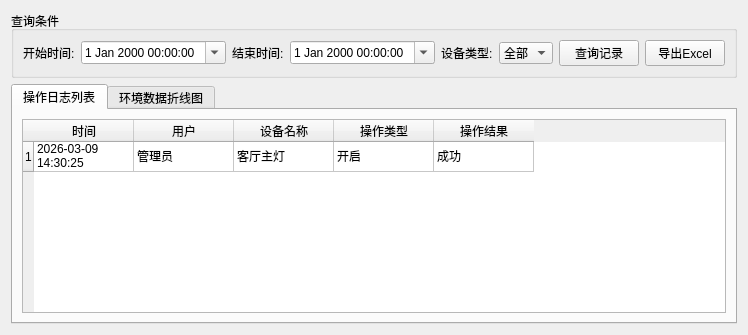
First picture: the form in ui/historywidget.ui, repository pot-oie/SmartHome, before the edit.
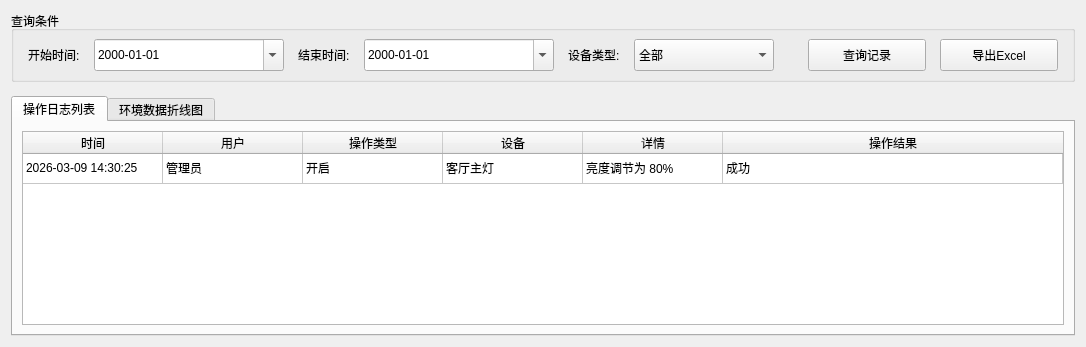
Second picture: the form after the edit.

Diff of the .ui file:
```diff
--- a/ui/historywidget.ui
+++ b/ui/historywidget.ui
@@ -3,11 +3,29 @@
  <class>HistoryWidget</class>
  <widget class="QWidget" name="HistoryWidget">
   <layout class="QVBoxLayout" name="verticalLayout">
+     <property name="spacing">
+        <number>14</number>
+     </property>
    <item>
     <widget class="QGroupBox" name="groupBox_filter">
      <property name="title"><string>查询条件</string></property>
-     <property name="maximumSize"><size><width>16777215</width><height>100</height></size></property>
-     <layout class="QHBoxLayout" name="horizontalLayout">
+     <property name="maximumSize"><size><width>16777215</width><height>84</height></size></property>
+         <layout class="QHBoxLayout" name="horizontalLayout">
+            <property name="leftMargin">
+         <number>14</number>
+            </property>
+            <property name="topMargin">
+         <number>8</number>
+            </property>
+            <property name="rightMargin">
+         <number>14</number>
+            </property>
+            <property name="bottomMargin">
+         <number>8</number>
+            </property>
+            <property name="spacing">
+         <number>14</number>
+            </property>
       <item>
        <widget class="QLabel" name="label_startTime">
         <property name="text"><string>开始时间:</string></property>
@@ -15,6 +33,21 @@
       </item>
       <item>
        <widget class="QDateTimeEdit" name="dateTimeEdit_start">
+        <property name="minimumSize">
+         <size>
+          <width>190</width>
+               <height>32</height>
+         </size>
+        </property>
+        <property name="maximumSize">
+         <size>
+          <width>220</width>
+          <height>16777215</height>
+         </size>
+        </property>
+        <property name="displayFormat">
+         <string>yyyy-MM-dd</string>
+        </property>
         <property name="calendarPopup"><bool>true</bool></property>
        </widget>
       </item>
@@ -25,6 +58,21 @@
       </item>
       <item>
        <widget class="QDateTimeEdit" name="dateTimeEdit_end">
+        <property name="minimumSize">
+         <size>
+          <width>190</width>
+               <height>32</height>
+         </size>
+        </property>
+        <property name="maximumSize">
+         <size>
+          <width>220</width>
+          <height>16777215</height>
+         </size>
+        </property>
+        <property name="displayFormat">
+         <string>yyyy-MM-dd</string>
+        </property>
         <property name="calendarPopup"><bool>true</bool></property>
        </widget>
       </item>
@@ -35,19 +83,66 @@
       </item>
       <item>
        <widget class="QComboBox" name="comboBox_deviceType">
+        <property name="minimumSize">
+         <size>
+          <width>140</width>
+               <height>32</height>
+         </size>
+        </property>
+        <property name="maximumSize">
+         <size>
+          <width>180</width>
+          <height>16777215</height>
+         </size>
+        </property>
         <item><property name="text"><string>全部</string></property></item>
         <item><property name="text"><string>灯光</string></property></item>
         <item><property name="text"><string>空调</string></property></item>
         <item><property name="text"><string>窗帘</string></property></item>
        </widget>
       </item>
+      <item>
+       <spacer name="horizontalSpacer_filterTail">
+        <property name="orientation"><enum>Qt::Horizontal</enum></property>
+        <property name="sizeHint" stdset="0">
+         <size>
+          <width>20</width>
+          <height>20</height>
+         </size>
+        </property>
+       </spacer>
+      </item>
       <item>
        <widget class="QPushButton" name="btnSearch">
+        <property name="minimumSize">
+         <size>
+          <width>118</width>
+               <height>32</height>
+         </size>
+        </property>
+        <property name="maximumSize">
+         <size>
+          <width>140</width>
+          <height>16777215</height>
+         </size>
+        </property>
         <property name="text"><string>查询记录</string></property>
        </widget>
       </item>
       <item>
        <widget class="QPushButton" name="btnExport">
+        <property name="minimumSize">
+         <size>
+          <width>118</width>
+               <height>32</height>
+         </size>
+        </property>
+        <property name="maximumSize">
+         <size>
+          <width>140</width>
+          <height>16777215</height>
+         </size>
+        </property>
         <property name="text"><string>导出Excel</string></property>
        </widget>
       </item>
@@ -62,12 +157,30 @@
       <layout class="QVBoxLayout" name="verticalLayout_logs">
        <item>
         <widget class="QTableWidget" name="tableWidget_logs">
+            <property name="sizePolicy">
+             <sizepolicy hsizetype="Expanding" vsizetype="Expanding">
+              <horstretch>0</horstretch>
+              <verstretch>0</verstretch>
+             </sizepolicy>
+            </property>
          <property name="alternatingRowColors"><bool>true</bool></property>
-         <property name="columnCount"><number>5</number></property>
+            <property name="showGrid"><bool>true</bool></property>
+            <property name="sortingEnabled"><bool>false</bool></property>
+            <property name="editTriggers">
+             <set>QAbstractItemView::NoEditTriggers</set>
+            </property>
+            <property name="selectionMode">
+             <enum>QAbstractItemView::SingleSelection</enum>
+            </property>
+            <property name="selectionBehavior">
+             <enum>QAbstractItemView::SelectRows</enum>
+            </property>
+            <property name="columnCount"><number>6</number></property>
          <column><property name="text"><string>时间</string></property></column>
          <column><property name="text"><string>用户</string></property></column>
-         <column><property name="text"><string>设备名称</string></property></column>
          <column><property name="text"><string>操作类型</string></property></column>
+            <column><property name="text"><string>设备</string></property></column>
+            <column><property name="text"><string>详情</string></property></column>
          <column><property name="text"><string>操作结果</string></property></column>
          <row>
           <property name="text"><string>1</string></property>
@@ -79,14 +192,26 @@
           <property name="text"><string>管理员</string></property>
          </item>
          <item row="0" column="2">
-          <property name="text"><string>客厅主灯</string></property>
-         </item>
-         <item row="0" column="3">
           <property name="text"><string>开启</string></property>
          </item>
+         <item row="0" column="3">
+          <property name="text"><string>客厅主灯</string></property>
+         </item>
          <item row="0" column="4">
+          <property name="text"><string>亮度调节为 80%</string></property>
+         </item>
+         <item row="0" column="5">
           <property name="text"><string>成功</string></property>
          </item>
+         <attribute name="horizontalHeaderDefaultSectionSize">
+          <number>140</number>
+         </attribute>
+         <attribute name="horizontalHeaderStretchLastSection">
+          <bool>true</bool>
+         </attribute>
+         <attribute name="verticalHeaderVisible">
+          <bool>false</bool>
+         </attribute>
         </widget>
        </item>
       </layout>
```
